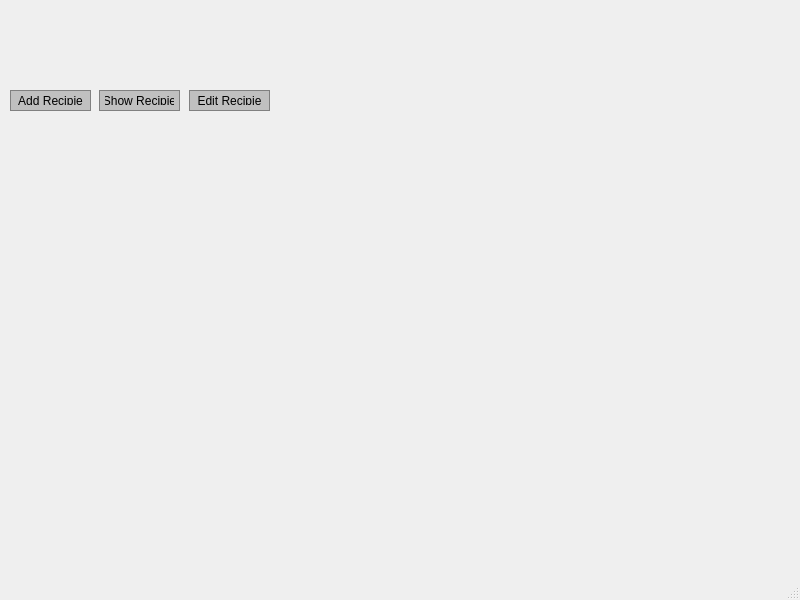
This is CS4076/mainwindow.ui in silpac-12/CS4076_Project as Qt 5 draws it before an edit. The edited form follows.
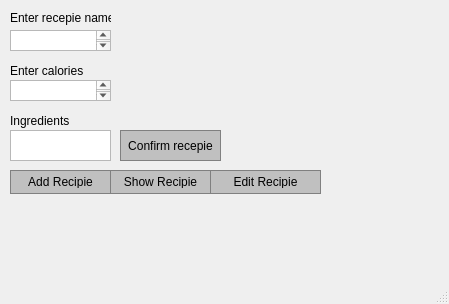
This is the edited form.

Commit message: Add recepie design added

Patch:
```diff
--- a/CS4076/mainwindow.ui
+++ b/CS4076/mainwindow.ui
@@ -6,32 +6,21 @@
    <rect>
     <x>0</x>
     <y>0</y>
-    <width>800</width>
-    <height>600</height>
+    <width>449</width>
+    <height>304</height>
    </rect>
   </property>
   <property name="windowTitle">
    <string>MainWindow</string>
   </property>
   <widget class="QWidget" name="centralwidget">
-   <widget class="QWidget" name="gridLayoutWidget">
+   <widget class="QPushButton" name="AddRecepie">
     <property name="geometry">
      <rect>
       <x>10</x>
-      <y>10</y>
-      <width>261</width>
-      <height>80</height>
-     </rect>
-    </property>
-    <layout class="QGridLayout" name="gridLayout"/>
-   </widget>
-   <widget class="QPushButton" name="pushButton">
-    <property name="geometry">
-     <rect>
-      <x>10</x>
-      <y>90</y>
-      <width>81</width>
-      <height>21</height>
+      <y>170</y>
+      <width>101</width>
+      <height>24</height>
      </rect>
     </property>
     <property name="styleSheet">
@@ -54,10 +43,10 @@
    <widget class="QPushButton" name="pushButton_2">
     <property name="geometry">
      <rect>
-      <x>99</x>
-      <y>90</y>
-      <width>81</width>
-      <height>21</height>
+      <x>110</x>
+      <y>170</y>
+      <width>101</width>
+      <height>24</height>
      </rect>
     </property>
     <property name="styleSheet">
@@ -80,10 +69,10 @@
    <widget class="QPushButton" name="pushButton_3">
     <property name="geometry">
      <rect>
-      <x>189</x>
-      <y>90</y>
-      <width>81</width>
-      <height>21</height>
+      <x>210</x>
+      <y>170</y>
+      <width>111</width>
+      <height>24</height>
      </rect>
     </property>
     <property name="styleSheet">
@@ -103,6 +92,101 @@
      <string>Edit Recipie</string>
     </property>
    </widget>
+   <widget class="QTextEdit" name="textEdit">
+    <property name="geometry">
+     <rect>
+      <x>10</x>
+      <y>30</y>
+      <width>101</width>
+      <height>21</height>
+     </rect>
+    </property>
+   </widget>
+   <widget class="QTextEdit" name="textEdit_2">
+    <property name="geometry">
+     <rect>
+      <x>10</x>
+      <y>80</y>
+      <width>101</width>
+      <height>21</height>
+     </rect>
+    </property>
+   </widget>
+   <widget class="QTextEdit" name="textEdit_3">
+    <property name="geometry">
+     <rect>
+      <x>10</x>
+      <y>130</y>
+      <width>101</width>
+      <height>31</height>
+     </rect>
+    </property>
+   </widget>
+   <widget class="QLabel" name="label">
+    <property name="geometry">
+     <rect>
+      <x>10</x>
+      <y>10</y>
+      <width>101</width>
+      <height>16</height>
+     </rect>
+    </property>
+    <property name="text">
+     <string>Enter recepie name</string>
+    </property>
+   </widget>
+   <widget class="QLabel" name="label_2">
+    <property name="geometry">
+     <rect>
+      <x>10</x>
+      <y>60</y>
+      <width>101</width>
+      <height>21</height>
+     </rect>
+    </property>
+    <property name="text">
+     <string>Enter calories</string>
+    </property>
+   </widget>
+   <widget class="QLabel" name="label_3">
+    <property name="geometry">
+     <rect>
+      <x>10</x>
+      <y>110</y>
+      <width>101</width>
+      <height>21</height>
+     </rect>
+    </property>
+    <property name="text">
+     <string>Ingredients</string>
+    </property>
+   </widget>
+   <widget class="QPushButton" name="pushButton_4">
+    <property name="geometry">
+     <rect>
+      <x>120</x>
+      <y>130</y>
+      <width>101</width>
+      <height>31</height>
+     </rect>
+    </property>
+    <property name="styleSheet">
+     <string notr="true">QPushButton{
+	background-color:#C0C0C0;
+	border: 1px solid grey;
+	padding: 5px;
+}
+
+QPushButton:pressed{
+	background-color:#A9A9A9;
+	border: 1px solid grey;
+	padding: 5px;
+}</string>
+    </property>
+    <property name="text">
+     <string>Confirm recepie</string>
+    </property>
+   </widget>
   </widget>
   <widget class="QMenuBar" name="menubar">
    <property name="geometry">
```
Left out of the diff: 6 changed lines with no effect on the pictures. The commit also changes 12 other files.
